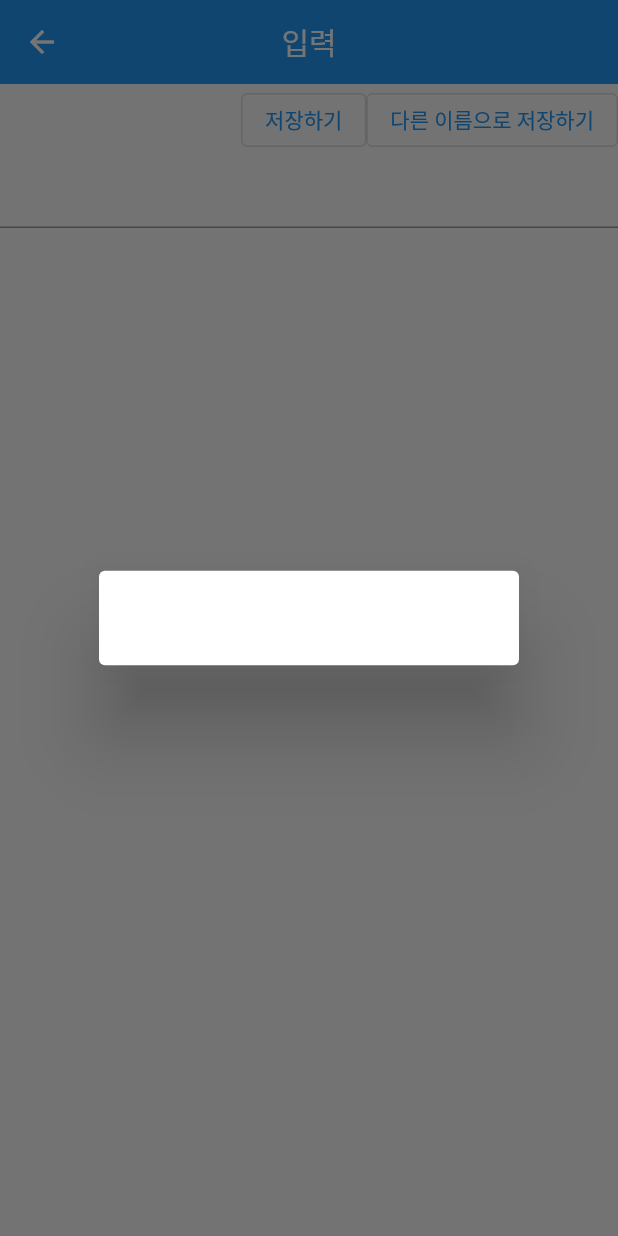
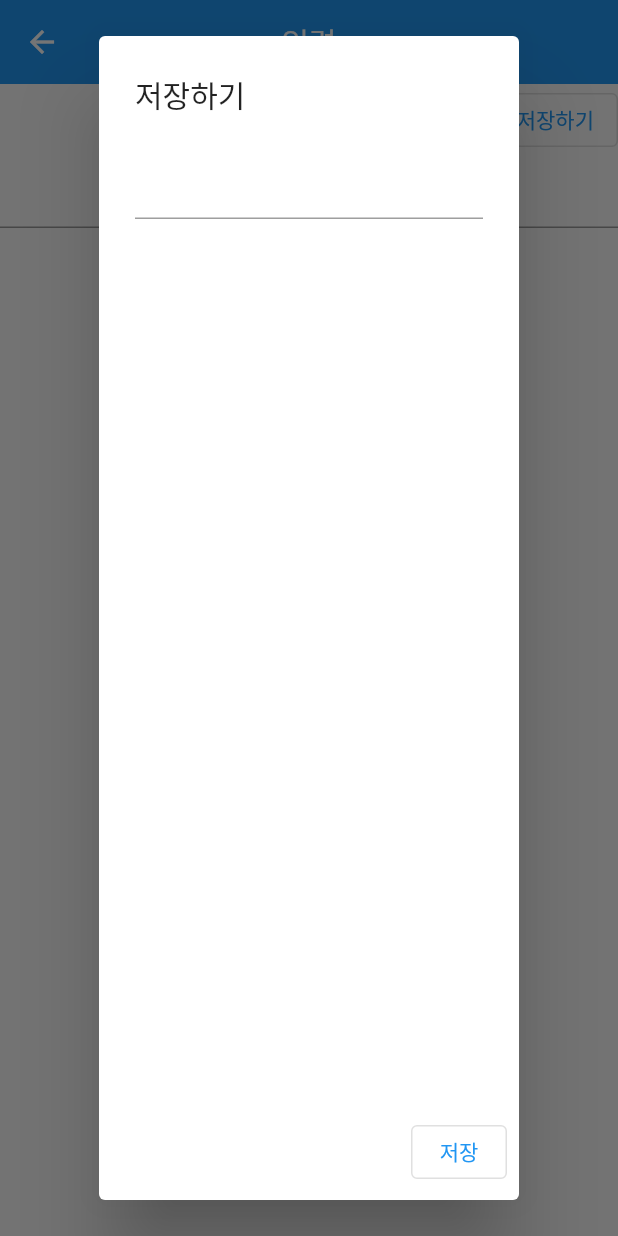
Before and after one commit to SeokHyeon-Eom/flutter, a Flutter app: the SecondPage screen opened directly, after a tap on "저장하기", on a phone screen of 412 x 824 dp. Run offline on Flutter 3.47's test engine with Material 2 defaults, Android fonts, the phone set to English and light mode, and no system bars.

Commit message:
feat: 저장 기능 추가

```diff
--- a/SWeave_project/lib/notepad.dart
+++ b/SWeave_project/lib/notepad.dart
@@ -1,5 +1,6 @@
 // ignore_for_file: prefer_const_constructors
 import 'package:flutter/material.dart';
+import 'dart:io';
 
 void main() {
   runApp(Notepad());
@@ -56,9 +57,14 @@ class _NoteState extends State<Note> {
   }
 }
 
+var myController = TextEditingController();
+var saveName = TextEditingController();
+save() async {
+  // Write file
+  await File('${myController.text}.txt').writeAsString(saveName.text);
+}
+
 class SecondPage extends StatelessWidget {
-  final myController = TextEditingController();
-
   @override
   Widget build(BuildContext context) {
     return Scaffold(
@@ -78,11 +84,35 @@ class SecondPage extends StatelessWidget {
                     builder: (context) {
                       return AlertDialog(content: Text(myController.text));
                     }),
-                child: Text("저장하기"),
+                child: Text("확인하기"),
               ),
               OutlinedButton(
-                onPressed: () {},
-                child: Text("다른 이름으로 저장하기"),
+                onPressed: () => showDialog(
+                  context: context,
+                  builder: (context) {
+                    return AlertDialog(
+                      title: Text("저장하기"),
+                      content: Column(
+                        children: [
+                          TextField(
+                            controller: saveName,
+                          ),
+                        ],
+                      ),
+                      actions: <Widget>[
+                        OutlinedButton(
+                          child: Text("저장"),
+                          onPressed: () {
+                            //myController = saveName;
+                            save();
+                            Navigator.pop(context);
+                          },
+                        ),
+                      ],
+                    );
+                  },
+                ),
+                child: Text("저장하기"),
               ),
             ],
           ),
```
